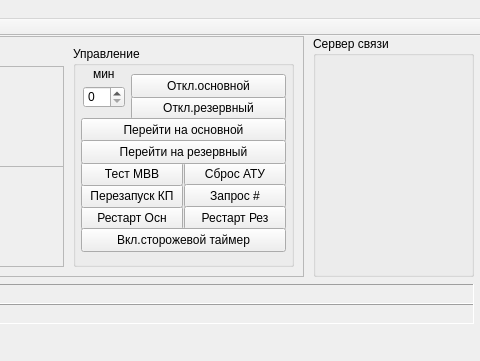
eugene-pa/armdncqt, file MdmAgent/mainwindow.ui: the form before one commit; both pictures show x 557 to 1037 and y 0 to 361 of the 1037 by 586 pixel window.
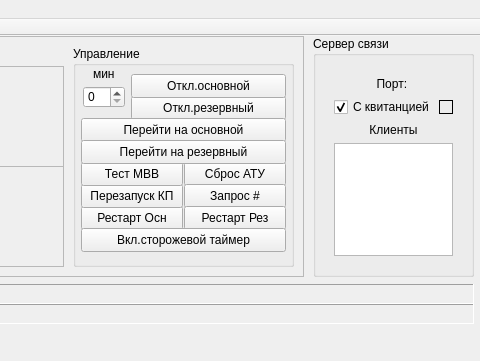
The form after the commit. Custom widgets are drawn as their Qt base class.

Patch:
```diff
--- a/MdmAgent/mainwindow.ui
+++ b/MdmAgent/mainwindow.ui
@@ -743,6 +743,83 @@
     <property name="title">
      <string>Сервер связи</string>
     </property>
+    <widget class="QWidget" name="">
+     <property name="geometry">
+      <rect>
+       <x>10</x>
+       <y>30</y>
+       <width>141</width>
+       <height>201</height>
+      </rect>
+     </property>
+     <layout class="QVBoxLayout" name="verticalLayout">
+      <item>
+       <widget class="QLabel" name="label_2">
+        <property name="text">
+         <string>Порт: </string>
+        </property>
+        <property name="alignment">
+         <set>Qt::AlignCenter</set>
+        </property>
+       </widget>
+      </item>
+      <item>
+       <layout class="QHBoxLayout" name="horizontalLayout">
+        <item>
+         <widget class="QCheckBox" name="checkBox_ack">
+          <property name="text">
+           <string>С квитанцией</string>
+          </property>
+          <property name="checked">
+           <bool>true</bool>
+          </property>
+         </widget>
+        </item>
+        <item>
+         <widget class="QLed" name="label_ack">
+          <property name="sizePolicy">
+           <sizepolicy hsizetype="Minimum" vsizetype="Minimum">
+            <horstretch>0</horstretch>
+            <verstretch>0</verstretch>
+           </sizepolicy>
+          </property>
+          <property name="minimumSize">
+           <size>
+            <width>14</width>
+            <height>14</height>
+           </size>
+          </property>
+          <property name="maximumSize">
+           <size>
+            <width>14</width>
+            <height>14</height>
+           </size>
+          </property>
+          <property name="frameShape">
+           <enum>QFrame::Panel</enum>
+          </property>
+          <property name="text">
+           <string/>
+          </property>
+         </widget>
+        </item>
+       </layout>
+      </item>
+      <item>
+       <widget class="QLabel" name="label_8">
+        <property name="text">
+         <string>Клиенты</string>
+        </property>
+        <property name="alignment">
+         <set>Qt::AlignCenter</set>
+        </property>
+       </widget>
+      </item>
+      <item>
+       <widget class="QTableWidget" name="tableWidget"/>
+      </item>
+     </layout>
+    </widget>
    </widget>
   </widget>
   <widget class="QMenuBar" name="menuBar">
```
